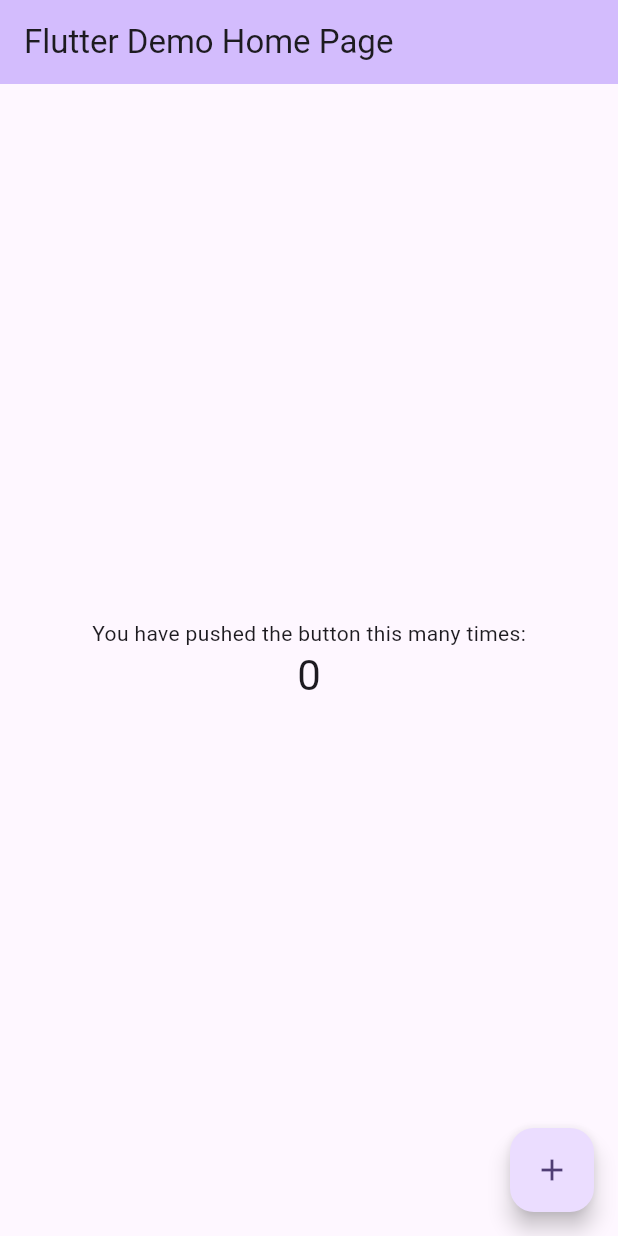
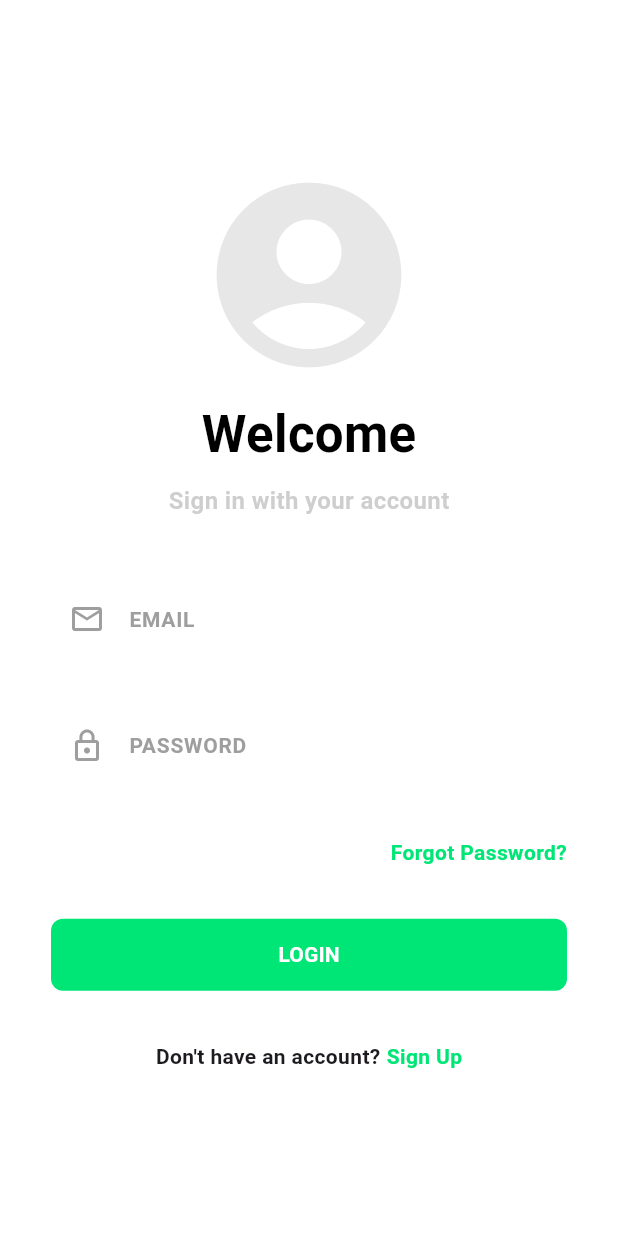
Before and after one commit to santichoks/MyGunpla, a Flutter app: the screen it shows after launch, on a phone screen of 412 x 824 dp. Run offline on Flutter 3.47's test engine with Material 3 defaults, Android fonts, the phone set to English and light mode, and no system bars.

Commit message:
added login and registration pages

```diff
--- /dev/null
+++ b/devtools_options.yaml
@@ -0,0 +1 @@
+extensions:
--- a/lib/main.dart
+++ b/lib/main.dart
@@ -1,4 +1,5 @@
 import 'package:flutter/material.dart';
+import 'package:my_gunpla/pages/sign_in/sign_in.dart';
 
 void main() {
   runApp(const MyApp());
@@ -7,119 +8,10 @@ void main() {
 class MyApp extends StatelessWidget {
   const MyApp({super.key});
 
-  // This widget is the root of your application.
   @override
   Widget build(BuildContext context) {
-    return MaterialApp(
-      title: 'Flutter Demo',
-      theme: ThemeData(
-        // This is the theme of your application.
-        //
-        // TRY THIS: Try running your application with "flutter run". You'll see
-        // the application has a purple toolbar. Then, without quitting the app,
-        // try changing the seedColor in the colorScheme below to Colors.green
-        // and then invoke "hot reload" (save your changes or press the "hot
-        // reload" button in a Flutter-supported IDE, or press "r" if you used
-        // the command line to start the app).
-        //
-        // Notice that the counter didn't reset back to zero; the application
-        // state is not lost during the reload. To reset the state, use hot
-        // restart instead.
-        //
-        // This works for code too, not just values: Most code changes can be
-        // tested with just a hot reload.
-        colorScheme: ColorScheme.fromSeed(seedColor: Colors.deepPurple),
-        useMaterial3: true,
-      ),
-      home: const MyHomePage(title: 'Flutter Demo Home Page'),
+    return const MaterialApp(
+      home: SignIn(),
     );
   }
 }
-
-class MyHomePage extends StatefulWidget {
-  const MyHomePage({super.key, required this.title});
-
-  // This widget is the home page of your application. It is stateful, meaning
-  // that it has a State object (defined below) that contains fields that affect
-  // how it looks.
-
-  // This class is the configuration for the state. It holds the values (in this
-  // case the title) provided by the parent (in this case the App widget) and
-  // used by the build method of the State. Fields in a Widget subclass are
-  // always marked "final".
-
-  final String title;
-
-  @override
-  State<MyHomePage> createState() => _MyHomePageState();
-}
-
-class _MyHomePageState extends State<MyHomePage> {
-  int _counter = 0;
-
-  void _incrementCounter() {
-    setState(() {
-      // This call to setState tells the Flutter framework that something has
-      // changed in this State, which causes it to rerun the build method below
-      // so that the display can reflect the updated values. If we changed
-      // _counter without calling setState(), then the build method would not be
-      // called again, and so nothing would appear to happen.
-      _counter++;
-    });
-  }
-
-  @override
-  Widget build(BuildContext context) {
-    // This method is rerun every time setState is called, for instance as done
-    // by the _incrementCounter method above.
-    //
-    // The Flutter framework has been optimized to make rerunning build methods
-    // fast, so that you can just rebuild anything that needs updating rather
-    // than having to individually change instances of widgets.
-    return Scaffold(
-      appBar: AppBar(
-        // TRY THIS: Try changing the color here to a specific color (to
-        // Colors.amber, perhaps?) and trigger a hot reload to see the AppBar
-        // change color while the other colors stay the same.
-        backgroundColor: Theme.of(context).colorScheme.inversePrimary,
-        // Here we take the value from the MyHomePage object that was created by
-        // the App.build method, and use it to set our appbar title.
-        title: Text(widget.title),
-      ),
-      body: Center(
-        // Center is a layout widget. It takes a single child and positions it
-        // in the middle of the parent.
-        child: Column(
-          // Column is also a layout widget. It takes a list of children and
-          // arranges them vertically. By default, it sizes itself to fit its
-          // children horizontally, and tries to be as tall as its parent.
-          //
-          // Column has various properties to control how it sizes itself and
-          // how it positions its children. Here we use mainAxisAlignment to
-          // center the children vertically; the main axis here is the vertical
-          // axis because Columns are vertical (the cross axis would be
-          // horizontal).
-          //
-          // TRY THIS: Invoke "debug painting" (choose the "Toggle Debug Paint"
-          // action in the IDE, or press "p" in the console), to see the
-          // wireframe for each widget.
-          mainAxisAlignment: MainAxisAlignment.center,
-          children: <Widget>[
-            const Text(
-              'You have pushed the button this many times:',
-            ),
-            Text(
-              '$_counter',
-              style: Theme.of(context).textTheme.headlineMedium,
-            ),
-          ],
-        ),
-      ),
-      floatingActionButton: FloatingActionButton(
-        onPressed: _incrementCounter,
-        tooltip: 'Increment',
-        child: const Icon(Icons.add),
-      ), // This trailing comma makes auto-formatting nicer for build methods.
-    );
-  }
-}
--- /dev/null
+++ b/lib/pages/sign_in/sign_in.dart
@@ -0,0 +1,126 @@
+import 'package:flutter/material.dart';
+import 'package:my_gunpla/pages/sign_up/sign_up.dart';
+import 'package:my_gunpla/widgets/text_field.dart';
+
+class SignIn extends StatefulWidget {
+  const SignIn({super.key});
+
+  @override
+  State<SignIn> createState() => _SignInState();
+}
+
+class _SignInState extends State<SignIn> {
+  @override
+  Widget build(BuildContext context) {
+    return Container(
+      color: Colors.white,
+      child: SafeArea(
+        child: Scaffold(
+          backgroundColor: Colors.white,
+          body: Center(
+            child: SingleChildScrollView(
+              child: Padding(
+                padding: const EdgeInsets.symmetric(horizontal: 34),
+                child: Column(
+                  children: [
+                    Icon(
+                      Icons.account_circle_rounded,
+                      size: 148,
+                      color: Colors.grey.withOpacity(0.25),
+                    ),
+                    const SizedBox(height: 8),
+                    const Text(
+                      "Welcome",
+                      style: TextStyle(
+                        color: Colors.black,
+                        fontSize: 34,
+                        fontWeight: FontWeight.bold,
+                      ),
+                    ),
+                    const SizedBox(height: 8),
+                    Text(
+                      "Sign in with your account",
+                      style: TextStyle(
+                        color: Colors.grey.withOpacity(0.5),
+                        fontSize: 16,
+                        fontWeight: FontWeight.bold,
+                      ),
+                    ),
+                    const SizedBox(height: 34),
+                    MyTextField(
+                      label: "EMAIL",
+                      color: Colors.greenAccent[400]!,
+                      icon: Icons.mail_outline,
+                    ),
+                    const SizedBox(height: 24),
+                    MyTextField(
+                      label: "PASSWORD",
+                      color: Colors.greenAccent[400]!,
+                      icon: Icons.lock_outline,
+                    ),
+                    const SizedBox(height: 34),
+                    SizedBox(
+                      width: double.infinity,
+                      child: Text(
+                        "Forgot Password?",
+                        textAlign: TextAlign.end,
+                        style: TextStyle(
+                          color: Colors.greenAccent[400],
+                          fontWeight: FontWeight.bold,
+                        ),
+                      ),
+                    ),
+                    const SizedBox(height: 34),
+                    SizedBox(
+                      width: double.infinity,
+                      height: 48,
+                      child: TextButton(
+                        onPressed: () {},
+                        style: TextButton.styleFrom(
+                          backgroundColor: Colors.greenAccent[400],
+                          shape: RoundedRectangleBorder(
+                            borderRadius: BorderRadius.circular(8),
+                          ),
+                        ),
+                        child: const Text(
+                          "LOGIN",
+                          style: TextStyle(
+                            color: Colors.white,
+                            fontWeight: FontWeight.bold,
+                          ),
+                        ),
+                      ),
+                    ),
+                    const SizedBox(height: 34),
+                    Row(
+                      mainAxisAlignment: MainAxisAlignment.center,
+                      children: [
+                        const Text(
+                          "Don't have an account?",
+                          style: TextStyle(
+                            fontWeight: FontWeight.bold,
+                          ),
+                        ),
+                        const SizedBox(width: 4),
+                        InkWell(
+                          onTap: () => Navigator.push(context, MaterialPageRoute(builder: (context) => const SignUp())),
+                          child: Text(
+                            "Sign Up",
+                            style: TextStyle(
+                              color: Colors.greenAccent[400],
+                              fontWeight: FontWeight.bold,
+                            ),
+                          ),
+                        ),
+                      ],
+                    ),
+                  ],
+                ),
+              ),
+            ),
+          ),
+        ),
+      ),
+    );
+  }
+}
--- /dev/null
+++ b/lib/widgets/text_field.dart
@@ -0,0 +1,71 @@
+import 'package:flutter/material.dart';
+
+class MyTextField extends StatefulWidget {
+  const MyTextField({super.key, required this.label, required this.icon, required this.color});
+
+  final String label;
+  final Color color;
+  final IconData icon;
+
+  @override
+  State<MyTextField> createState() => _MyTextFieldState();
+}
+
+class _MyTextFieldState extends State<MyTextField> {
+  final FocusNode _focus = FocusNode();
+  bool _isFocus = false;
+
+  @override
+  void initState() {
+    super.initState();
+
+    _focus.addListener(_onFocus);
+  }
+
+  void _onFocus() {
+    setState(() {
+      _isFocus = _focus.hasFocus;
+    });
+  }
+
+  @override
+  Widget build(BuildContext context) {
+    return Container(
+      padding: const EdgeInsets.only(top: 6),
+      decoration: BoxDecoration(
+        borderRadius: BorderRadius.circular(8),
+        color: Colors.white,
+        boxShadow: _isFocus
+            ? [
+                BoxShadow(
+                  color: Colors.grey.withOpacity(0.2),
+                  blurRadius: 10,
+                  offset: const Offset(4, 4),
+                ),
+              ]
+            : null,
+      ),
+      child: TextField(
+        cursorHeight: 18,
+        focusNode: _focus,
+        style: TextStyle(
+          color: widget.color,
+          fontWeight: FontWeight.bold,
+        ),
+        cursorColor: Colors.grey,
+        decoration: InputDecoration(
+          prefixIcon: Icon(widget.icon),
+          prefixIconColor: _isFocus ? widget.color : Colors.grey,
+          labelText: widget.label,
+          border: InputBorder.none,
+          contentPadding: const EdgeInsets.only(bottom: 16, right: 20),
+          labelStyle: const TextStyle(
+            fontSize: 14,
+            color: Colors.grey,
+            fontWeight: FontWeight.bold,
+          ),
+        ),
+      ),
+    );
+  }
+}
--- a/pubspec.yaml
+++ b/pubspec.yaml
@@ -35,6 +35,7 @@ dependencies:
   # The following adds the Cupertino Icons font to your application.
   # Use with the CupertinoIcons class for iOS style icons.
   cupertino_icons: ^1.0.2
+  flutter_bloc: ^8.1.4
 
 dev_dependencies:
   flutter_test:
```
Also changed, not shown: lib/pages/sign_up/sign_up.dart (added, +115 -0 lines), assets/github/example_01.png (added), assets/github/example_02.png (added), pubspec.lock.
